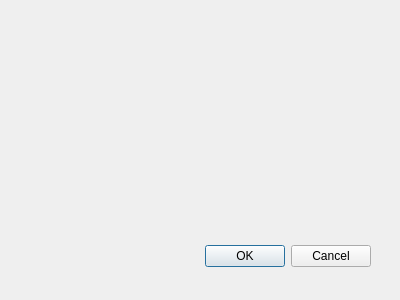
This is src/forms/surveydialog.ui in fverco/CompanyCovidQuery as Qt 5 draws it before an edit. The edited form follows.
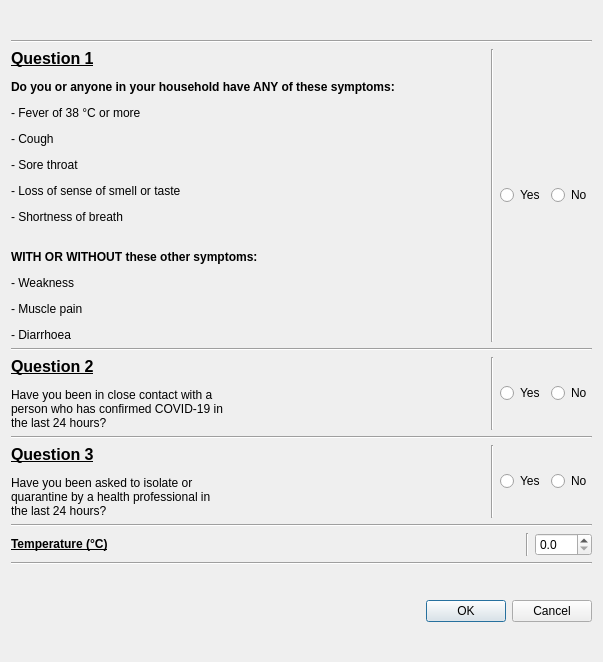
This is the edited form.

Commit message: Finish the design of the SurveyDialog

```diff
--- a/src/forms/surveydialog.ui
+++ b/src/forms/surveydialog.ui
@@ -8,29 +8,273 @@
    <rect>
     <x>0</x>
     <y>0</y>
-    <width>400</width>
-    <height>300</height>
+    <width>603</width>
+    <height>662</height>
    </rect>
   </property>
   <property name="windowTitle">
    <string>Dialog</string>
   </property>
-  <widget class="QDialogButtonBox" name="buttonBox">
-   <property name="geometry">
-    <rect>
-     <x>30</x>
-     <y>240</y>
-     <width>341</width>
-     <height>32</height>
-    </rect>
-   </property>
-   <property name="orientation">
-    <enum>Qt::Horizontal</enum>
-   </property>
-   <property name="standardButtons">
-    <set>QDialogButtonBox::Cancel|QDialogButtonBox::Ok</set>
-   </property>
-  </widget>
+  <layout class="QGridLayout" name="gridLayout">
+   <item row="1" column="0">
+    <widget class="QDialogButtonBox" name="buttonBox">
+     <property name="orientation">
+      <enum>Qt::Horizontal</enum>
+     </property>
+     <property name="standardButtons">
+      <set>QDialogButtonBox::Cancel|QDialogButtonBox::Ok</set>
+     </property>
+    </widget>
+   </item>
+   <item row="0" column="0">
+    <layout class="QVBoxLayout" name="verticalLayout">
+     <item>
+      <widget class="Line" name="line_4">
+       <property name="orientation">
+        <enum>Qt::Horizontal</enum>
+       </property>
+      </widget>
+     </item>
+     <item>
+      <layout class="QHBoxLayout" name="horizontalLayout_4">
+       <item>
+        <widget class="QLabel" name="lblQOne">
+         <property name="text">
+          <string>&lt;html&gt;&lt;head/&gt;&lt;body&gt;&lt;p&gt;&lt;span style=&quot; font-size:12pt; font-weight:600; text-decoration: underline;&quot;&gt;Question 1&lt;/span&gt;&lt;/p&gt;&lt;p&gt;&lt;span style=&quot; font-weight:600;&quot;&gt;Do you or anyone in your household have ANY of these symptoms:&lt;/span&gt;&lt;/p&gt;&lt;p&gt;- Fever of 38 °C or more&lt;/p&gt;&lt;p&gt;- Cough&lt;/p&gt;&lt;p&gt;- Sore throat&lt;/p&gt;&lt;p&gt;- Loss of sense of smell or taste&lt;/p&gt;&lt;p&gt;- Shortness of breath&lt;br/&gt;&lt;/p&gt;&lt;p&gt;&lt;span style=&quot; font-weight:600;&quot;&gt;WITH OR WITHOUT these other symptoms:&lt;/span&gt;&lt;/p&gt;&lt;p&gt;- Weakness&lt;/p&gt;&lt;p&gt;- Muscle pain&lt;/p&gt;&lt;p&gt;- Diarrhoea&lt;/p&gt;&lt;/body&gt;&lt;/html&gt;</string>
+         </property>
+         <property name="textFormat">
+          <enum>Qt::RichText</enum>
+         </property>
+        </widget>
+       </item>
+       <item>
+        <spacer name="horizontalSpacer_3">
+         <property name="orientation">
+          <enum>Qt::Horizontal</enum>
+         </property>
+         <property name="sizeHint" stdset="0">
+          <size>
+           <width>40</width>
+           <height>20</height>
+          </size>
+         </property>
+        </spacer>
+       </item>
+       <item>
+        <widget class="Line" name="line_9">
+         <property name="orientation">
+          <enum>Qt::Vertical</enum>
+         </property>
+        </widget>
+       </item>
+       <item>
+        <layout class="QHBoxLayout" name="horizontalLayout">
+         <item>
+          <widget class="QRadioButton" name="rbQOneYes">
+           <property name="text">
+            <string>Yes</string>
+           </property>
+          </widget>
+         </item>
+         <item>
+          <widget class="QRadioButton" name="rbQOneNo">
+           <property name="text">
+            <string>No</string>
+           </property>
+          </widget>
+         </item>
+        </layout>
+       </item>
+      </layout>
+     </item>
+     <item>
+      <widget class="Line" name="line">
+       <property name="orientation">
+        <enum>Qt::Horizontal</enum>
+       </property>
+      </widget>
+     </item>
+     <item>
+      <layout class="QHBoxLayout" name="horizontalLayout_5">
+       <item>
+        <widget class="QLabel" name="lblQTwo">
+         <property name="text">
+          <string>&lt;html&gt;&lt;head/&gt;&lt;body&gt;&lt;p&gt;&lt;span style=&quot; font-size:12pt; font-weight:600; text-decoration: underline;&quot;&gt;Question 2&lt;/span&gt;&lt;/p&gt;&lt;p&gt;Have you been in close contact with a person who has confirmed COVID-19 in the last 24 hours?&lt;/p&gt;&lt;/body&gt;&lt;/html&gt;</string>
+         </property>
+         <property name="textFormat">
+          <enum>Qt::RichText</enum>
+         </property>
+         <property name="wordWrap">
+          <bool>true</bool>
+         </property>
+        </widget>
+       </item>
+       <item>
+        <spacer name="horizontalSpacer">
+         <property name="orientation">
+          <enum>Qt::Horizontal</enum>
+         </property>
+         <property name="sizeHint" stdset="0">
+          <size>
+           <width>40</width>
+           <height>20</height>
+          </size>
+         </property>
+        </spacer>
+       </item>
+       <item>
+        <widget class="Line" name="line_8">
+         <property name="orientation">
+          <enum>Qt::Vertical</enum>
+         </property>
+        </widget>
+       </item>
+       <item>
+        <layout class="QHBoxLayout" name="horizontalLayout_2">
+         <item>
+          <widget class="QRadioButton" name="rbQTwoYes">
+           <property name="text">
+            <string>Yes</string>
+           </property>
+          </widget>
+         </item>
+         <item>
+          <widget class="QRadioButton" name="rbQTwoNo">
+           <property name="text">
+            <string>No</string>
+           </property>
+          </widget>
+         </item>
+        </layout>
+       </item>
+      </layout>
+     </item>
+     <item>
+      <widget class="Line" name="line_2">
+       <property name="orientation">
+        <enum>Qt::Horizontal</enum>
+       </property>
+      </widget>
+     </item>
+     <item>
+      <layout class="QHBoxLayout" name="horizontalLayout_6">
+       <item>
+        <widget class="QLabel" name="lblQThree">
+         <property name="text">
+          <string>&lt;html&gt;&lt;head/&gt;&lt;body&gt;&lt;p&gt;&lt;span style=&quot; font-size:12pt; font-weight:600; text-decoration: underline;&quot;&gt;Question 3&lt;/span&gt;&lt;/p&gt;&lt;p&gt;Have you been asked to isolate or quarantine by a health professional in the last 24 hours?&lt;/p&gt;&lt;/body&gt;&lt;/html&gt;</string>
+         </property>
+         <property name="textFormat">
+          <enum>Qt::RichText</enum>
+         </property>
+         <property name="scaledContents">
+          <bool>false</bool>
+         </property>
+         <property name="wordWrap">
+          <bool>true</bool>
+         </property>
+        </widget>
+       </item>
+       <item>
+        <spacer name="horizontalSpacer_2">
+         <property name="orientation">
+          <enum>Qt::Horizontal</enum>
+         </property>
+         <property name="sizeHint" stdset="0">
+          <size>
+           <width>40</width>
+           <height>20</height>
+          </size>
+         </property>
+        </spacer>
+       </item>
+       <item>
+        <widget class="Line" name="line_7">
+         <property name="orientation">
+          <enum>Qt::Vertical</enum>
+         </property>
+        </widget>
+       </item>
+       <item>
+        <layout class="QHBoxLayout" name="horizontalLayout_3">
+         <item>
+          <widget class="QRadioButton" name="rbQThreeYes">
+           <property name="text">
+            <string>Yes</string>
+           </property>
+          </widget>
+         </item>
+         <item>
+          <widget class="QRadioButton" name="rbQThreeNo">
+           <property name="text">
+            <string>No</string>
+           </property>
+          </widget>
+         </item>
+        </layout>
+       </item>
+      </layout>
+     </item>
+     <item>
+      <widget class="Line" name="line_3">
+       <property name="frameShadow">
+        <enum>QFrame::Sunken</enum>
+       </property>
+       <property name="orientation">
+        <enum>Qt::Horizontal</enum>
+       </property>
+      </widget>
+     </item>
+     <item>
+      <layout class="QHBoxLayout" name="horizontalLayout_7">
+       <item>
+        <widget class="QLabel" name="lblTemp">
+         <property name="text">
+          <string>&lt;html&gt;&lt;head/&gt;&lt;body&gt;&lt;p&gt;&lt;span style=&quot; font-weight:700; text-decoration: underline;&quot;&gt;Temperature (°C)&lt;/span&gt;&lt;/p&gt;&lt;/body&gt;&lt;/html&gt;</string>
+         </property>
+        </widget>
+       </item>
+       <item>
+        <spacer name="horizontalSpacer_4">
+         <property name="orientation">
+          <enum>Qt::Horizontal</enum>
+         </property>
+         <property name="sizeHint" stdset="0">
+          <size>
+           <width>40</width>
+           <height>20</height>
+          </size>
+         </property>
+        </spacer>
+       </item>
+       <item>
+        <widget class="Line" name="line_6">
+         <property name="orientation">
+          <enum>Qt::Vertical</enum>
+         </property>
+        </widget>
+       </item>
+       <item>
+        <widget class="QDoubleSpinBox" name="dspinTemp">
+         <property name="locale">
+          <locale language="English" country="UnitedKingdom"/>
+         </property>
+         <property name="decimals">
+          <number>1</number>
+         </property>
+        </widget>
+       </item>
+      </layout>
+     </item>
+     <item>
+      <widget class="Line" name="line_5">
+       <property name="orientation">
+        <enum>Qt::Horizontal</enum>
+       </property>
+      </widget>
+     </item>
+    </layout>
+   </item>
+  </layout>
  </widget>
  <pixmapfunction/>
  <resources/>
```
Left out of the diff: 7 changed lines with no effect on the pictures. The commit also changes 2 other files.
